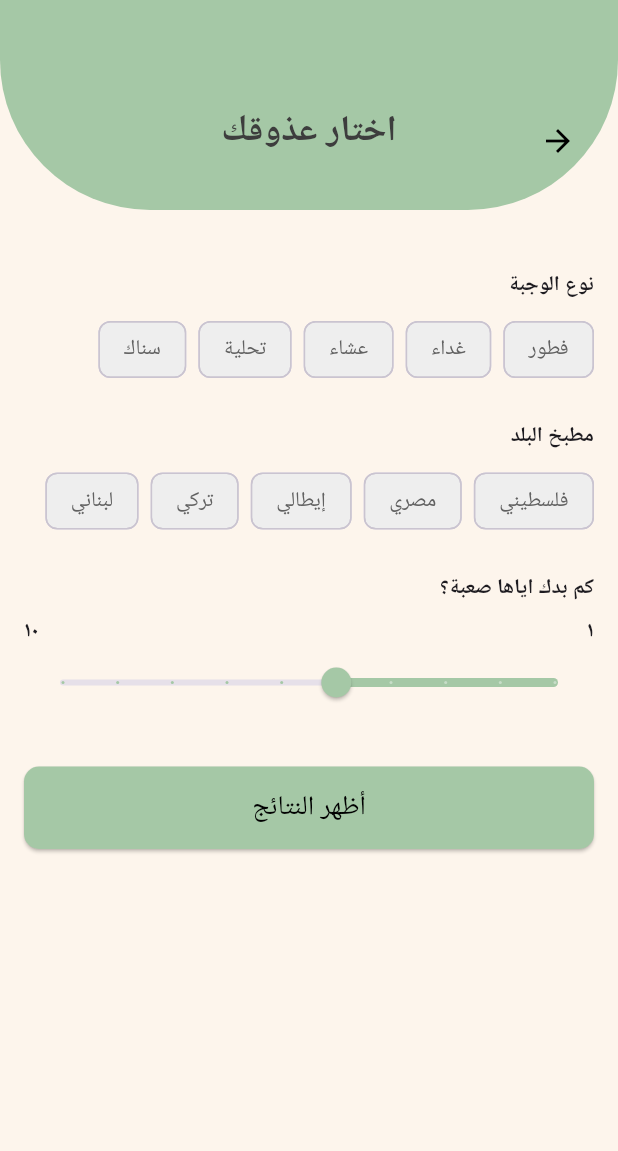
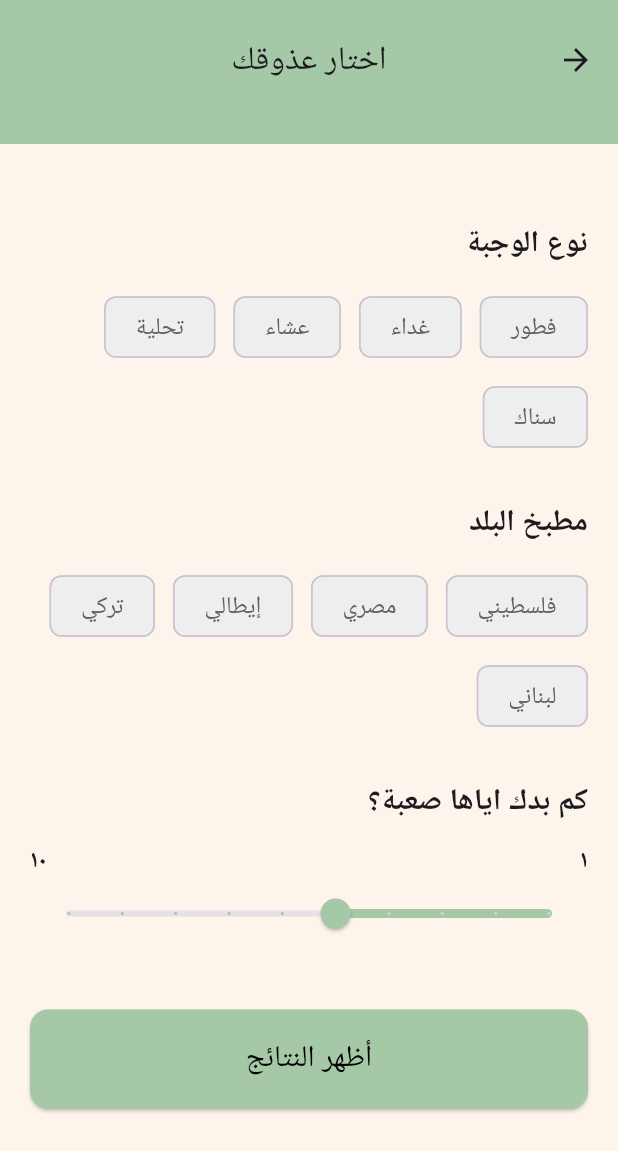
Before and after one commit to SuzanAqraa/Matbakhna_App, a Flutter app: the SearchScreen screen opened directly, on a phone screen of 412 x 824 dp. Shown: the top 1151 px of the screen. Run offline on Flutter 3.47's test engine with Material 3 defaults, Android fonts, the phone set to English and light mode, and no system bars; our stand-ins replace cloud_firestore, firebase_auth, firebase_core, youtube_player_flutter; accounts and stored records are empty; network calls fail.

Commit message:
Enhance SearchScreen UI: increased font sizes, spacing, and chip styles for better readability and consistency

```diff
--- a/lib/features/filter/screens/filter_screen.dart
+++ b/lib/features/filter/screens/filter_screen.dart
@@ -1,5 +1,6 @@
 import 'package:flutter/material.dart';
 import 'package:matbakhna_mobile/features/listing/screens/listing_screen.dart';
+import '../../../core/widgets/SimpleAppBar.dart';
 
 class SearchScreen extends StatefulWidget {
   const SearchScreen({Key? key}) : super(key: key);
@@ -31,94 +32,93 @@ class _SearchScreenState extends State<SearchScreen> {
       textDirection: TextDirection.rtl,
       child: Scaffold(
         backgroundColor: const Color(0xFFFDF5EC),
-        appBar: PreferredSize(
-          preferredSize: const Size.fromHeight(140),
-          child: Container(
-            padding: const EdgeInsets.only(top: 60, bottom: 24),
-            decoration: const BoxDecoration(
-              color: Color(0xFFA5C8A6),
-              borderRadius: BorderRadius.vertical(
-                bottom: Radius.circular(100),
+        appBar: const CustomAppBar(
+          title: 'اختار عذوقك',
+          showBackButton: true,
         ),
-            ),
-            child: Stack(
-              children: [
-                Center(
-                  child: Text(
-                    'اختار عذوقك',
-                    style: const TextStyle(
-                      color: Color(0xFF3D3D3D),
-                      fontSize: 24,
-                      fontWeight: FontWeight.bold,
-                    ),
-                  ),
-                ),
-                const Positioned(
-                  right: 16,
-                  top: 10,
-                  child: BackButton(color: Colors.black),
-                ),
-              ],
-            ),
-          ),
-        ),
-
         body: Padding(
-          padding: const EdgeInsets.all(16.0),
+          padding: const EdgeInsets.all(20.0),
           child: SingleChildScrollView(
             child: Column(
               crossAxisAlignment: CrossAxisAlignment.stretch,
               children: [
-
-                const SizedBox(height: 24),
-                const Text('نوع الوجبة', style: TextStyle(fontWeight: FontWeight.bold)),
-                const SizedBox(height: 8),
+                const SizedBox(height: 32),
+                const Text(
+                  'نوع الوجبة',
+                  style: TextStyle(
+                    fontWeight: FontWeight.bold,
+                    fontSize: 20,
+                  ),
+                ),
+                const SizedBox(height: 16),
                 Wrap(
-                  spacing: 8.0,
-                  runSpacing: 8.0,
+                  spacing: 12.0,
+                  runSpacing: 12.0,
                   children: mealTypes.map((type) {
                     final isSelected = selectedMealTypes.contains(type);
                     return ChoiceChip(
-                      label: Text(type),
+                      label: Text(
+                        type,
+                        style: TextStyle(
+                          fontSize: 16,
+                          color: isSelected ? Colors.black : Colors.grey[700],
+                        ),
+                      ),
                       selected: isSelected,
                       selectedColor: const Color(0xFFA5C8A6),
                       onSelected: (_) => toggleSelection(type, selectedMealTypes),
                       backgroundColor: Colors.grey.shade200,
-                      labelStyle: TextStyle(color: isSelected ? Colors.black : Colors.grey[700]),
+                      padding: const EdgeInsets.symmetric(horizontal: 12, vertical: 8),
                     );
                   }).toList(),
                 ),
-                const SizedBox(height: 24),
-                const Text('مطبخ البلد', style: TextStyle(fontWeight: FontWeight.bold)),
-                const SizedBox(height: 8),
+                const SizedBox(height: 32),
+                const Text(
+                  'مطبخ البلد',
+                  style: TextStyle(
+                    fontWeight: FontWeight.bold,
+                    fontSize: 20,
+                  ),
+                ),
+                const SizedBox(height: 16),
                 Wrap(
-                  spacing: 8.0,
-                  runSpacing: 8.0,
+                  spacing: 12.0,
+                  runSpacing: 12.0,
                   children: cuisines.map((cuisine) {
                     final isSelected = selectedCuisines.contains(cuisine);
                     return ChoiceChip(
-                      label: Text(cuisine),
+                      label: Text(
+                        cuisine,
+                        style: TextStyle(
+                          fontSize: 16,
+                          color: isSelected ? Colors.black : Colors.grey[700],
+                        ),
+                      ),
                       selected: isSelected,
                       selectedColor: const Color(0xFFA5C8A6),
                       onSelected: (_) => toggleSelection(cuisine, selectedCuisines),
                       backgroundColor: Colors.grey.shade200,
-                      labelStyle: TextStyle(color: isSelected ? Colors.black : Colors.grey[700]),
+                      padding: const EdgeInsets.symmetric(horizontal: 12, vertical: 8),
                     );
                   }).toList(),
                 ),
-                const SizedBox(height: 24),
-                const Text('كم بدك اياها صعبة؟', style: TextStyle(fontWeight: FontWeight.bold)),
-                const SizedBox(height: 8),
+                const SizedBox(height: 32),
+                const Text(
+                  'كم بدك اياها صعبة؟',
+                  style: TextStyle(
+                    fontWeight: FontWeight.bold,
+                    fontSize: 20,
+                  ),
+                ),
+                const SizedBox(height: 12),
                 Row(
                   mainAxisAlignment: MainAxisAlignment.spaceBetween,
                   children: const [
-                    Text('١', style: TextStyle(fontWeight: FontWeight.bold)),
-                    Text('١٠', style: TextStyle(fontWeight: FontWeight.bold)),
+                    Text('١', style: TextStyle(fontWeight: FontWeight.bold, fontSize: 16)),
+                    Text('١٠', style: TextStyle(fontWeight: FontWeight.bold, fontSize: 16)),
                   ],
                 ),
-                Directionality(
-                  textDirection: TextDirection.rtl,
-                  child: Slider(
+                Slider(
                   value: difficulty,
                   min: 1,
                   max: 10,
@@ -131,8 +131,7 @@ class _SearchScreenState extends State<SearchScreen> {
                     });
                   },
                 ),
-                ),
-                const SizedBox(height: 32),
+                const SizedBox(height: 40),
                 ElevatedButton(
                   onPressed: () {
                     Navigator.push(
@@ -142,16 +141,17 @@ class _SearchScreenState extends State<SearchScreen> {
                   },
                   style: ElevatedButton.styleFrom(
                     backgroundColor: const Color(0xFFA5C8A6),
-                    padding: const EdgeInsets.symmetric(vertical: 14),
+                    padding: const EdgeInsets.symmetric(vertical: 18),
                     shape: RoundedRectangleBorder(
-                      borderRadius: BorderRadius.circular(10),
+                      borderRadius: BorderRadius.circular(12),
                     ),
                   ),
                   child: const Text(
                     'أظهر النتائج',
-                    style: TextStyle(fontSize: 18, color: Colors.black),
+                    style: TextStyle(fontSize: 20, color: Colors.black),
                   ),
                 ),
+                const SizedBox(height: 24),
               ],
             ),
           ),
```
Lines whose indentation alone changed are shown as unchanged.
